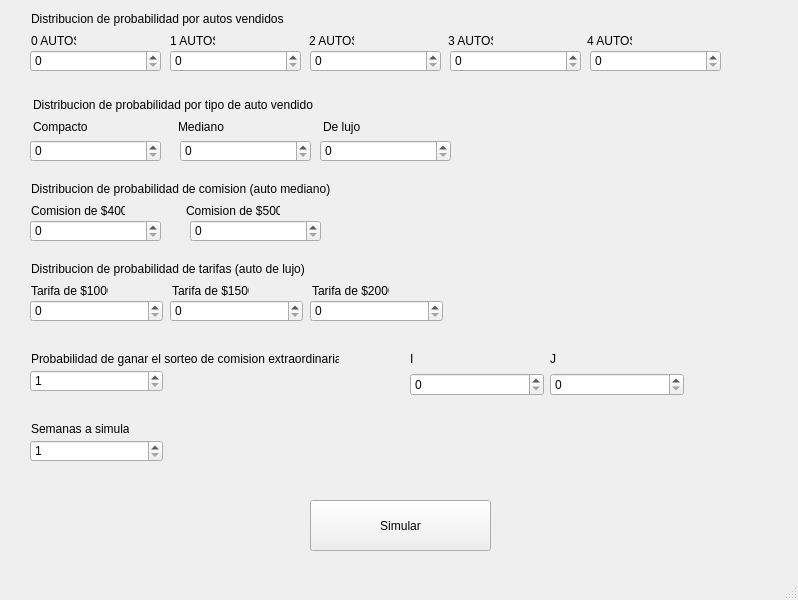
The window that TP3 Simulacion/interfazSimuladorAutos.ui (tinchomengo/simulacionTPs) describes before a commit, drawn with Qt 5.
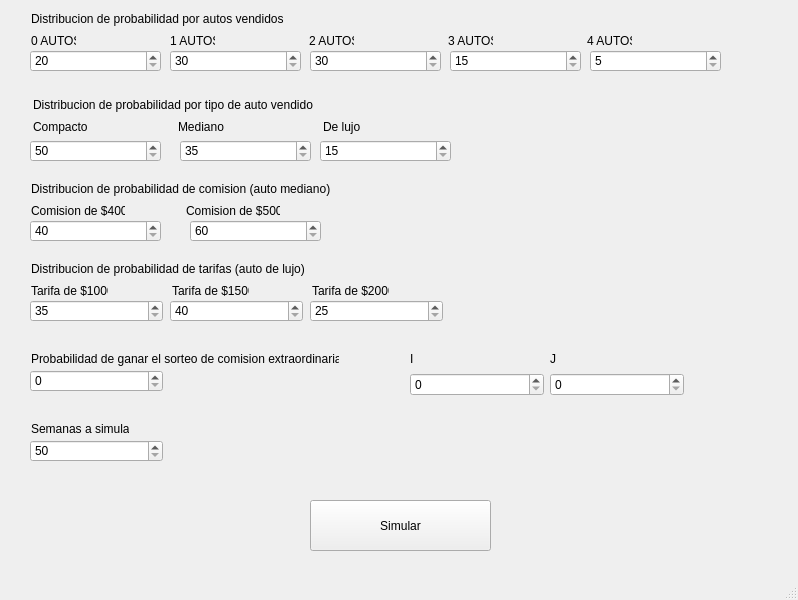
The same window after the commit.

Patch:
```diff
--- a/TP3 Simulacion/interfazSimuladorAutos.ui
+++ b/TP3 Simulacion/interfazSimuladorAutos.ui
@@ -37,11 +37,14 @@
      </rect>
     </property>
     <property name="minimum">
-     <number>1</number>
+     <number>0</number>
     </property>
     <property name="maximum">
      <number>100</number>
     </property>
+    <property name="value">
+     <number>0</number>
+    </property>
    </widget>
    <widget class="QSpinBox" name="tarifa1">
     <property name="geometry">
@@ -52,6 +55,9 @@
       <height>22</height>
      </rect>
     </property>
+    <property name="minimum">
+     <number>35</number>
+    </property>
    </widget>
    <widget class="QSpinBox" name="tarifa2">
     <property name="geometry">
@@ -62,6 +68,9 @@
       <height>22</height>
      </rect>
     </property>
+    <property name="minimum">
+     <number>40</number>
+    </property>
    </widget>
    <widget class="QSpinBox" name="tarifa3">
     <property name="geometry">
@@ -72,6 +81,9 @@
       <height>22</height>
      </rect>
     </property>
+    <property name="minimum">
+     <number>25</number>
+    </property>
    </widget>
    <widget class="QSpinBox" name="comision1">
     <property name="geometry">
@@ -82,6 +94,9 @@
       <height>22</height>
      </rect>
     </property>
+    <property name="minimum">
+     <number>40</number>
+    </property>
    </widget>
    <widget class="QSpinBox" name="comision2">
     <property name="geometry">
@@ -92,6 +107,9 @@
       <height>22</height>
      </rect>
     </property>
+    <property name="minimum">
+     <number>60</number>
+    </property>
    </widget>
    <widget class="QSpinBox" name="compacto">
     <property name="geometry">
@@ -102,6 +120,9 @@
       <height>22</height>
      </rect>
     </property>
+    <property name="minimum">
+     <number>50</number>
+    </property>
    </widget>
    <widget class="QSpinBox" name="mediano">
     <property name="geometry">
@@ -112,6 +133,9 @@
       <height>22</height>
      </rect>
     </property>
+    <property name="minimum">
+     <number>35</number>
+    </property>
    </widget>
    <widget class="QSpinBox" name="lujo">
     <property name="geometry">
@@ -122,6 +146,9 @@
       <height>22</height>
      </rect>
     </property>
+    <property name="minimum">
+     <number>15</number>
+    </property>
    </widget>
    <widget class="QSpinBox" name="auto0">
     <property name="geometry">
@@ -132,6 +159,9 @@
       <height>22</height>
      </rect>
     </property>
+    <property name="minimum">
+     <number>20</number>
+    </property>
    </widget>
    <widget class="QSpinBox" name="auto1">
     <property name="geometry">
@@ -142,6 +172,9 @@
       <height>22</height>
      </rect>
     </property>
+    <property name="minimum">
+     <number>30</number>
+    </property>
    </widget>
    <widget class="QSpinBox" name="auto2">
     <property name="geometry">
@@ -152,6 +185,9 @@
       <height>22</height>
      </rect>
     </property>
+    <property name="minimum">
+     <number>30</number>
+    </property>
    </widget>
    <widget class="QSpinBox" name="auto3">
     <property name="geometry">
@@ -162,6 +198,9 @@
       <height>22</height>
      </rect>
     </property>
+    <property name="minimum">
+     <number>15</number>
+    </property>
    </widget>
    <widget class="QSpinBox" name="auto4">
     <property name="geometry">
@@ -172,6 +211,9 @@
       <height>22</height>
      </rect>
     </property>
+    <property name="minimum">
+     <number>5</number>
+    </property>
    </widget>
    <widget class="QSpinBox" name="semanas">
     <property name="geometry">
@@ -183,11 +225,14 @@
      </rect>
     </property>
     <property name="minimum">
-     <number>1</number>
+     <number>50</number>
     </property>
     <property name="maximum">
      <number>100000</number>
     </property>
+    <property name="value">
+     <number>50</number>
+    </property>
    </widget>
    <widget class="QLabel" name="label_18">
     <property name="geometry">
```
Left out of the diff: 12 changed lines with no effect on the pictures.
